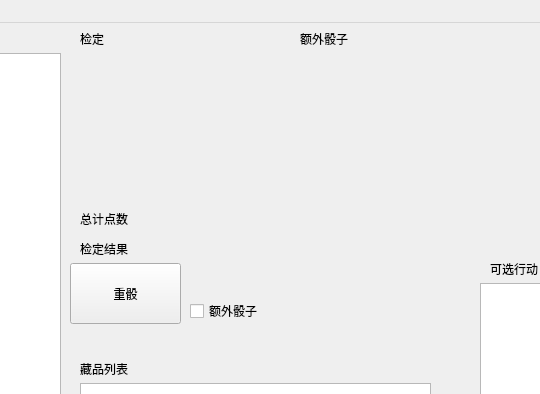
Before: the Qt Designer form ui/FormGame.ui in Pitrick3141/RogueLifePy, drawn with Qt 5; both pictures show x 240 to 780 and y 0 to 394 of the 1000 by 700 pixel window.
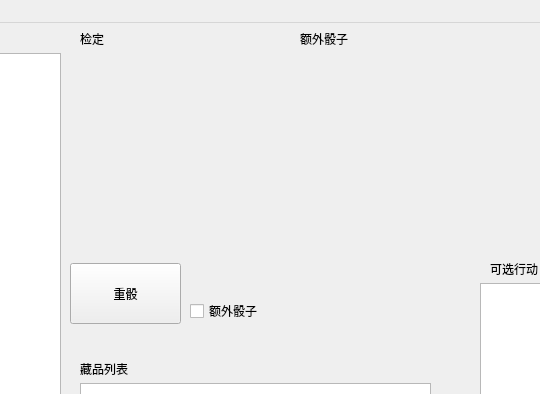
After: the same form once the commit is applied.

The edit to the form file:
```diff
--- a/ui/FormGame.ui
+++ b/ui/FormGame.ui
@@ -378,7 +378,7 @@
      </rect>
     </property>
     <property name="text">
-     <string>总计点数</string>
+     <string/>
     </property>
    </widget>
    <widget class="QLabel" name="labelExtra">
@@ -407,7 +407,7 @@
      </rect>
     </property>
     <property name="text">
-     <string>检定结果</string>
+     <string/>
     </property>
    </widget>
   </widget>
```
